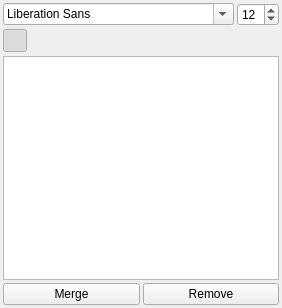
Above: src/client/ui/textsettings.ui from drawpile/Drawpile before the change. Below: the same form after it.
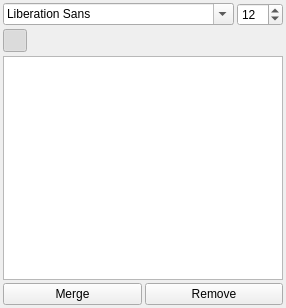
That is the form after the change. Icons and pictures are not drawn. Custom widgets are drawn as their Qt base class.

```diff
--- a/src/client/ui/textsettings.ui
+++ b/src/client/ui/textsettings.ui
@@ -6,7 +6,7 @@
    <rect>
     <x>0</x>
     <y>0</y>
-    <width>282</width>
+    <width>286</width>
     <height>308</height>
    </rect>
   </property>
@@ -28,6 +28,9 @@
    </property>
    <item>
     <layout class="QHBoxLayout" name="horizontalLayout_2">
+     <property name="spacing">
+      <number>3</number>
+     </property>
      <item>
       <widget class="QFontComboBox" name="font"/>
      </item>
```
Left out of the diff: 6 changed lines with no effect on the pictures.
